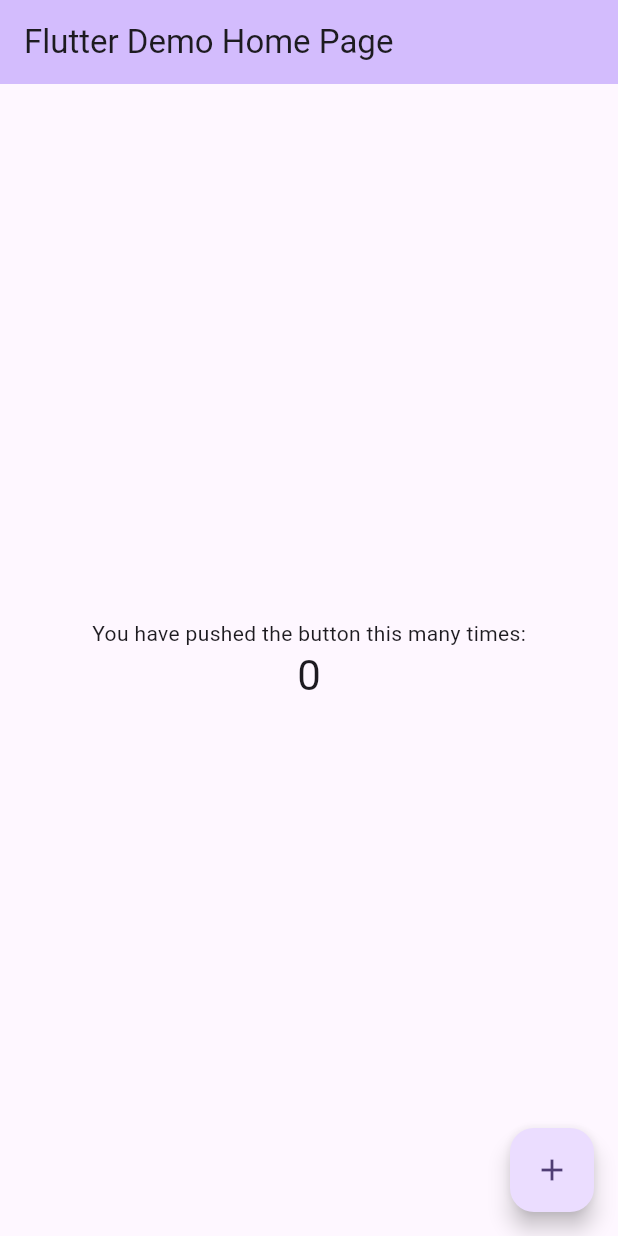
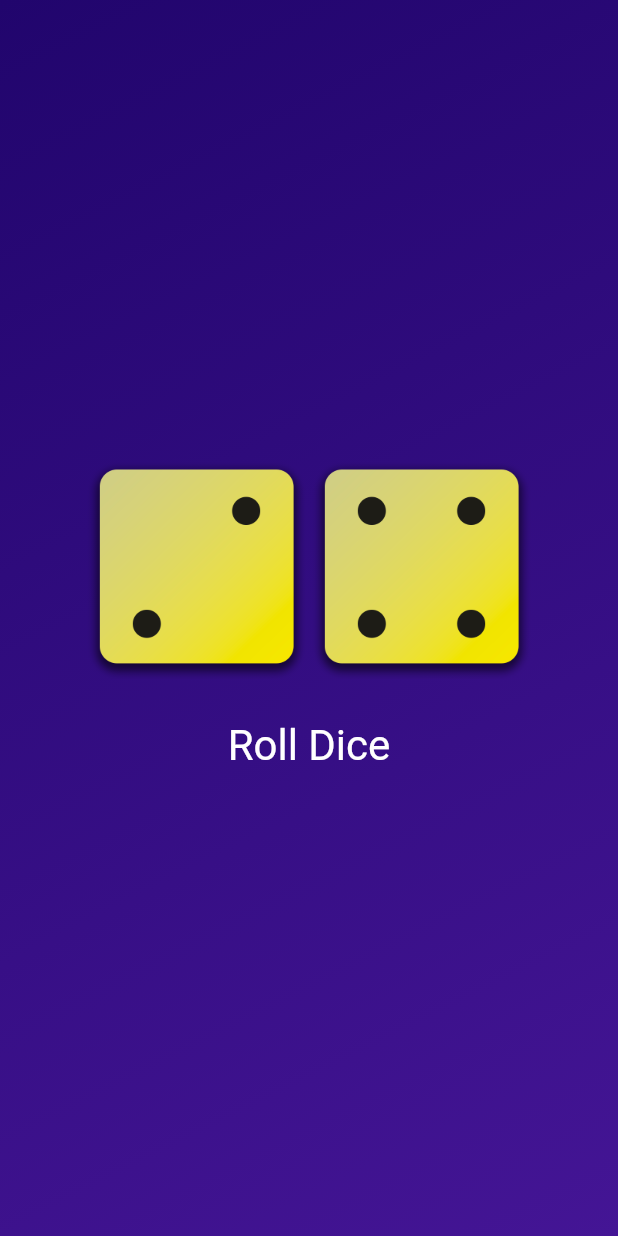
Before and after one commit to NdersCode/app_003, a Flutter app: the screen it shows after launch, on a phone screen of 412 x 824 dp. Run offline on Flutter 3.47's test engine with Material 2 defaults, Android fonts, the phone set to English and light mode, and no system bars.

Commit message:
Latest commit

```diff
--- /dev/null
+++ b/lib/dice_roller.dart
@@ -0,0 +1,61 @@
+import 'dart:math';
+import 'package:flutter/material.dart';
+
+var randomizer = Random();
+
+class DiceRoller extends StatefulWidget {
+  const DiceRoller({super.key});
+
+  @override
+  State<DiceRoller> createState() {
+    return _DiceRollerState();
+  }
+}
+
+class _DiceRollerState extends State<DiceRoller> {
+  var currentDiceRoll = 2;
+  var currentDiceRollSecond = 4;
+
+  void rollDice() {
+    setState(() {
+      currentDiceRoll = randomizer.nextInt(6) + 1;
+      currentDiceRollSecond = randomizer.nextInt(6) + 1;
+    });
+  }
+
+  @override
+  Widget build(context) {
+    return Column(
+      mainAxisSize: MainAxisSize.min,
+      children: [
+        Row(
+          mainAxisAlignment: MainAxisAlignment.center,
+          children: [
+            Image.asset(
+              'assets/images/dice-$currentDiceRoll.png',
+              width: 150,
+            ),
+            Image.asset(
+              'assets/images/dice-$currentDiceRollSecond.png',
+              width: 150,
+            ),
+          ],
+        ),
+        const SizedBox(height: 20),
+        TextButton(
+          onPressed: rollDice,
+          style: TextButton.styleFrom(
+            // padding: const EdgeInsets.only(
+            //   top: 20,
+            // ),
+            foregroundColor: Colors.white,
+            textStyle: const TextStyle(
+              fontSize: 28,
+            ),
+          ),
+          child: const Text('Roll Dice'),
+        )
+      ],
+    );
+  }
+}
--- /dev/null
+++ b/lib/gradient_container.dart
@@ -0,0 +1,55 @@
+import 'package:flutter/material.dart';
+
+import 'package:app_003/dice_roller.dart';
+
+const startAlignment = Alignment.topLeft;
+const endAlignment = Alignment.bottomRight;
+
+class GradientContainer extends StatelessWidget {
+  const GradientContainer(this.color1, this.color2, {super.key});
+
+  const GradientContainer.purple({super.key})
+      : color1 = Colors.deepPurple,
+        color2 = Colors.indigo;
+
+  final Color color1;
+  final Color color2;
+
+  @override
+  Widget build(context) {
+    return Container(
+      decoration: BoxDecoration(
+        gradient: LinearGradient(
+          colors: [color1, color2],
+          begin: startAlignment,
+          end: endAlignment,
+        ),
+      ),
+      child: const Center(
+        child: DiceRoller(),
+      ),
+    );
+  }
+}
+
+// class GradientContainer extends StatelessWidget {
+//   const GradientContainer({super.key, required this.colors});
+
+//   final List<Color> colors;
+
+//   @override
+//   Widget build(context) {
+//     return Container(
+//       decoration: BoxDecoration(
+//         gradient: LinearGradient(
+//           colors: colors,
+//           begin: startAlignment,
+//           end: endAlignment,
+//         ),
+//       ),
+//       child: const Center(
+//         child: StyledText('Hello World!'),
+//       ),
+//     );
+//   }
+// }
--- a/lib/main.dart
+++ b/lib/main.dart
@@ -1,125 +1,16 @@
 import 'package:flutter/material.dart';
 
+import 'package:app_003/gradient_container.dart';
+
 void main() {
-  runApp(const MyApp());
-}
-
-class MyApp extends StatelessWidget {
-  const MyApp({super.key});
-
-  // This widget is the root of your application.
-  @override
-  Widget build(BuildContext context) {
-    return MaterialApp(
-      title: 'Flutter Demo',
-      theme: ThemeData(
-        // This is the theme of your application.
-        //
-        // TRY THIS: Try running your application with "flutter run". You'll see
-        // the application has a blue toolbar. Then, without quitting the app,
-        // try changing the seedColor in the colorScheme below to Colors.green
-        // and then invoke "hot reload" (save your changes or press the "hot
-        // reload" button in a Flutter-supported IDE, or press "r" if you used
-        // the command line to start the app).
-        //
-        // Notice that the counter didn't reset back to zero; the application
-        // state is not lost during the reload. To reset the state, use hot
-        // restart instead.
-        //
-        // This works for code too, not just values: Most code changes can be
-        // tested with just a hot reload.
-        colorScheme: ColorScheme.fromSeed(seedColor: Colors.deepPurple),
-        useMaterial3: true,
-      ),
-      home: const MyHomePage(title: 'Flutter Demo Home Page'),
-    );
-  }
-}
-
-class MyHomePage extends StatefulWidget {
-  const MyHomePage({super.key, required this.title});
-
-  // This widget is the home page of your application. It is stateful, meaning
-  // that it has a State object (defined below) that contains fields that affect
-  // how it looks.
-
-  // This class is the configuration for the state. It holds the values (in this
-  // case the title) provided by the parent (in this case the App widget) and
-  // used by the build method of the State. Fields in a Widget subclass are
-  // always marked "final".
-
-  final String title;
-
-  @override
-  State<MyHomePage> createState() => _MyHomePageState();
-}
-
-class _MyHomePageState extends State<MyHomePage> {
-  int _counter = 0;
-
-  void _incrementCounter() {
-    setState(() {
-      // This call to setState tells the Flutter framework that something has
-      // changed in this State, which causes it to rerun the build method below
-      // so that the display can reflect the updated values. If we changed
-      // _counter without calling setState(), then the build method would not be
-      // called again, and so nothing would appear to happen.
-      _counter++;
-    });
-  }
-
-  @override
-  Widget build(BuildContext context) {
-    // This method is rerun every time setState is called, for instance as done
-    // by the _incrementCounter method above.
-    //
-    // The Flutter framework has been optimized to make rerunning build methods
-    // fast, so that you can just rebuild anything that needs updating rather
-    // than having to individually change instances of widgets.
-    return Scaffold(
-      appBar: AppBar(
-        // TRY THIS: Try changing the color here to a specific color (to
-        // Colors.amber, perhaps?) and trigger a hot reload to see the AppBar
-        // change color while the other colors stay the same.
-        backgroundColor: Theme.of(context).colorScheme.inversePrimary,
-        // Here we take the value from the MyHomePage object that was created by
-        // the App.build method, and use it to set our appbar title.
-        title: Text(widget.title),
-      ),
-      body: Center(
-        // Center is a layout widget. It takes a single child and positions it
-        // in the middle of the parent.
-        child: Column(
-          // Column is also a layout widget. It takes a list of children and
-          // arranges them vertically. By default, it sizes itself to fit its
-          // children horizontally, and tries to be as tall as its parent.
-          //
-          // Column has various properties to control how it sizes itself and
-          // how it positions its children. Here we use mainAxisAlignment to
-          // center the children vertically; the main axis here is the vertical
-          // axis because Columns are vertical (the cross axis would be
-          // horizontal).
-          //
-          // TRY THIS: Invoke "debug painting" (choose the "Toggle Debug Paint"
-          // action in the IDE, or press "p" in the console), to see the
-          // wireframe for each widget.
-          mainAxisAlignment: MainAxisAlignment.center,
-          children: <Widget>[
-            const Text(
-              'You have pushed the button this many times:',
-            ),
-            Text(
-              '$_counter',
-              style: Theme.of(context).textTheme.headlineMedium,
-            ),
-          ],
+  runApp(
+    const MaterialApp(
+      home: Scaffold(
+        body: GradientContainer(
+          Color.fromARGB(255, 33, 5, 109),
+          Color.fromARGB(255, 68, 21, 149),
         ),
       ),
-      floatingActionButton: FloatingActionButton(
-        onPressed: _incrementCounter,
-        tooltip: 'Increment',
-        child: const Icon(Icons.add),
-      ), // This trailing comma makes auto-formatting nicer for build methods.
-    );
-  }
+    ),
+  );
 }
--- /dev/null
+++ b/lib/styled_text.dart
@@ -0,0 +1,18 @@
+import 'package:flutter/material.dart';
+
+class StyledText extends StatelessWidget {
+  const StyledText(this.text, {super.key});
+
+  final String text;
+
+  @override
+  Widget build(context) {
+    return Text(
+      text,
+      style: const TextStyle(
+        color: Colors.white,
+        fontSize: 28,
+      ),
+    );
+  }
+}
```
Also changed, not shown: pubspec.yaml (+7 -3 lines), assets/images/dice-1.png (added), assets/images/dice-2.png (added), assets/images/dice-3.png (added), assets/images/dice-4.png (added), assets/images/dice-5.png (added), assets/images/dice-6.png (added), 1 other file.
